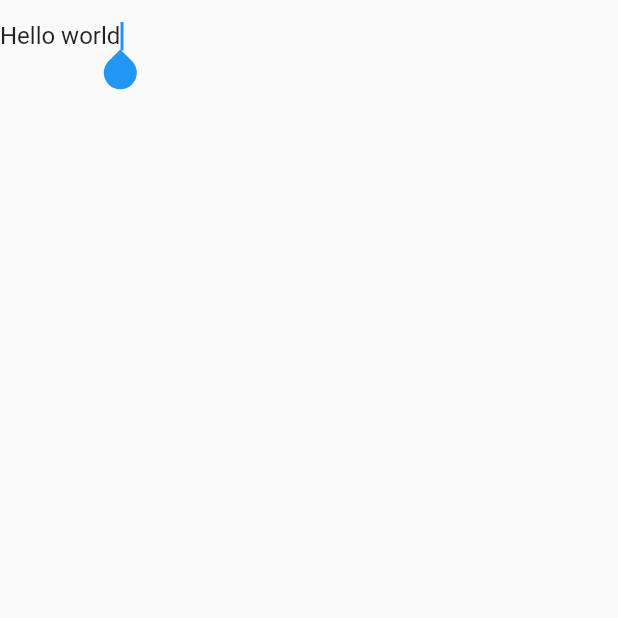
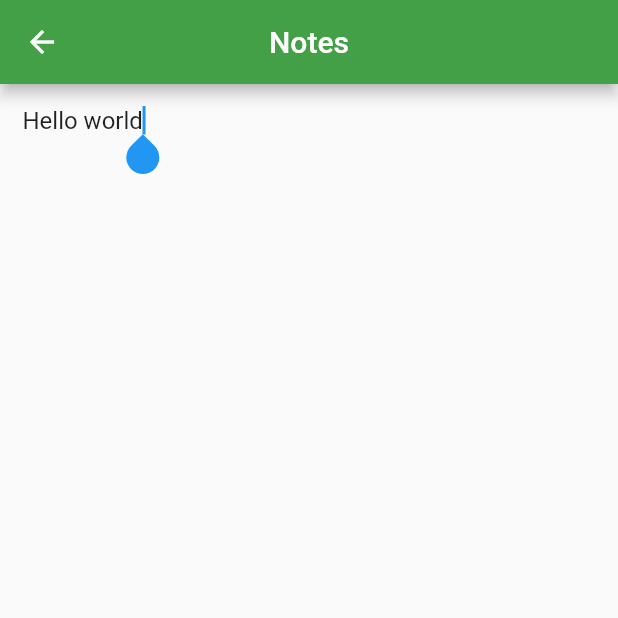
Before and after one commit to Abdirino/to_do_app, a Flutter app: the NotePage screen opened directly, on a phone screen of 412 x 824 dp, the top half of it. Run offline on Flutter 3.47's test engine with Material 2 defaults, Android fonts, the phone set to English and light mode, and no system bars; missing offline and left inert: dart:ffi.

Commit message:
appbar in notepad

```diff
--- a/lib/views/homePage.dart
+++ b/lib/views/homePage.dart
@@ -159,8 +159,10 @@ class _HomePageState extends State<HomePage> {
                       margin: EdgeInsets.all(5),
                       decoration: BoxDecoration(
                         border: Border.all(
-                          color: Colors.black,
-                          width: 1,
+                          color: selected_Index.contains(index)?
+                          Colors.green : Colors.black,
+                          width: selected_Index.contains(index)?
+                          3 : 1,
                         ),
                         borderRadius: BorderRadius.circular(10),
                       ),
--- a/lib/views/notepage.dart
+++ b/lib/views/notepage.dart
@@ -36,10 +36,16 @@ class _NotePageState extends State<NotePage> {
         return Future.value(true);
       }),
       child: Scaffold(
+        appBar: AppBar(
+          backgroundColor: Colors.green[600],
+          centerTitle: true,
+          title: Text('Notes'),
+        ),
         body: SafeArea(
             child: Container(
           child: TextField(
             decoration: InputDecoration(
+              contentPadding: EdgeInsets.all(15),
                 hintText: "Note here...",
                 hintStyle: TextStyle(color: Colors.black26),
                 border: InputBorder.none),
```
